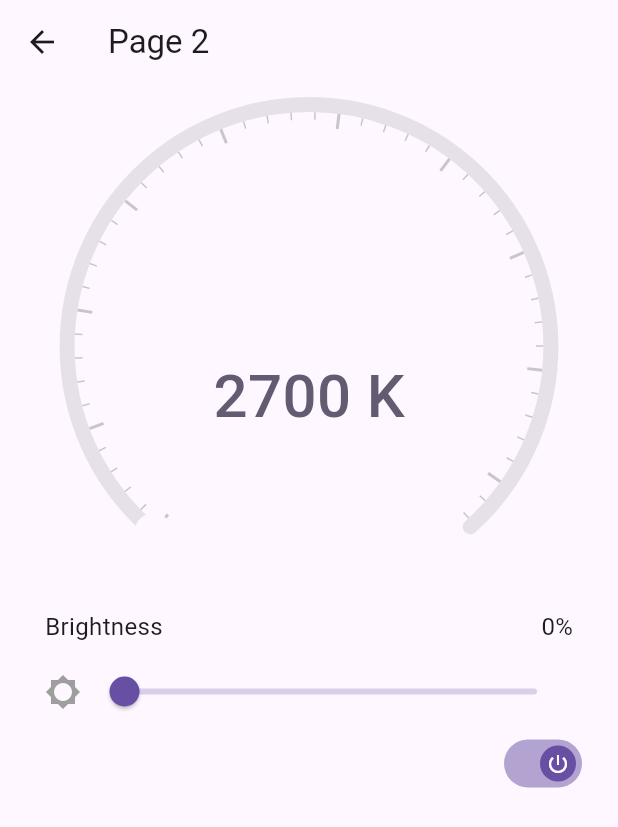
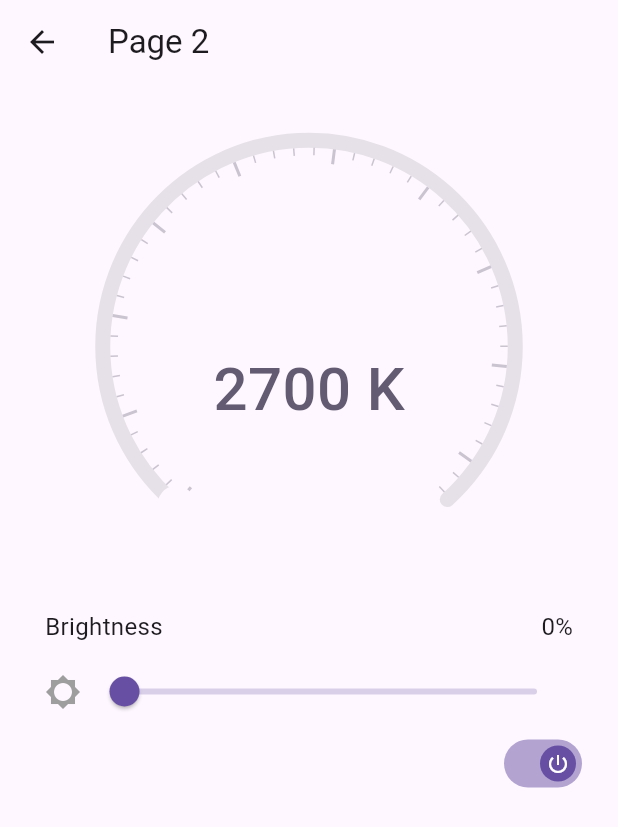
Before and after one commit to Stanlist/illuden-app, a Flutter app: the Page2 screen opened directly, on a phone screen of 412 x 824 dp. Shown: the top 827 px of the screen. Run offline on Flutter 3.47's test engine with Material 3 defaults, Android fonts, the light colour scheme and no system bars; drawn by our look-alikes of syncfusion_flutter_gauges, syncfusion_flutter_sliders; our stand-ins replace bloc, equatable, flutter_bloc, flutter_blue_plus.

Commit message:
scale gage to 300

```diff
--- a/lib/widgets/light_settings/temperature_view.dart
+++ b/lib/widgets/light_settings/temperature_view.dart
@@ -12,8 +12,8 @@ class TemperatureView extends StatelessWidget {
       builder: (context, state) {
         final int temperature = state.module.temperature;
         final bool isON = state.module.isON; // Get power state
-        return Padding(
-          padding: const EdgeInsets.symmetric(horizontal: 10.0),
+        return SizedBox(
+          width: 300,
           child: Column(
             crossAxisAlignment: CrossAxisAlignment.center, // Center align everything
             children: [
```
